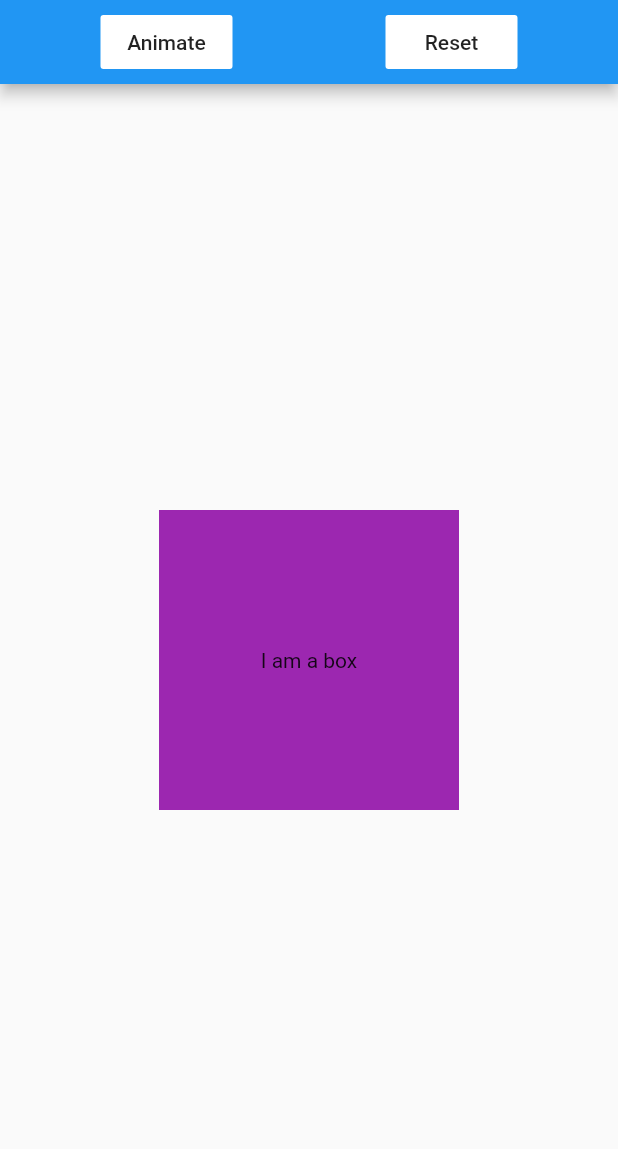
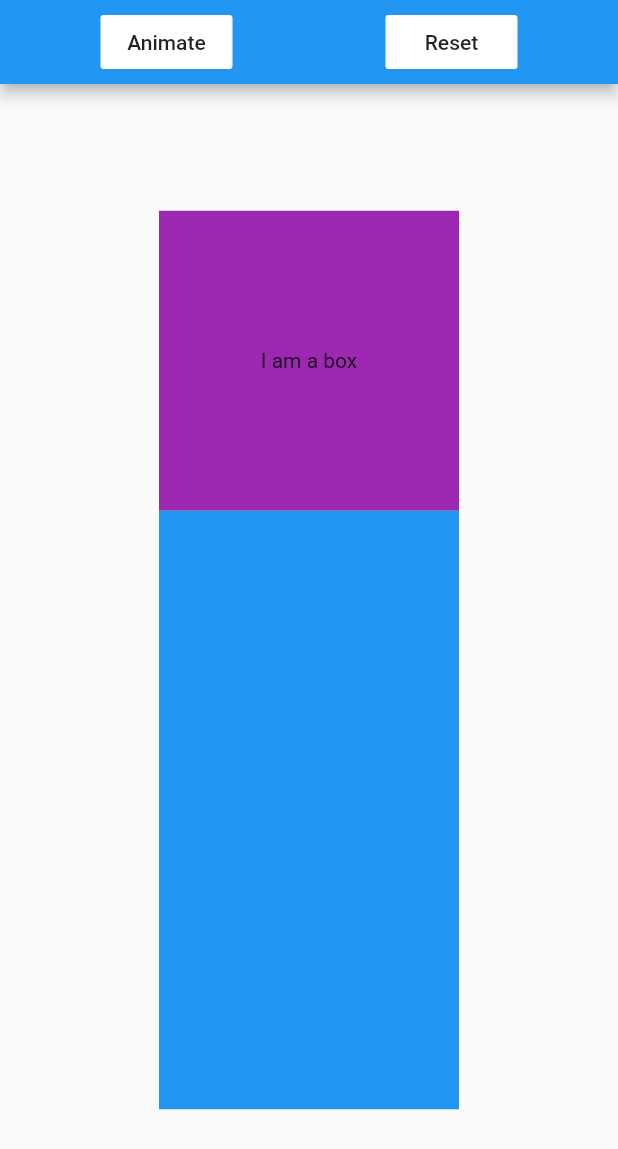
Before and after one commit to sharmashashi/basics, a Flutter app: the screen it shows after launch, on a phone screen of 412 x 824 dp. Shown: the top 1149 px of the screen. Run offline on Flutter 3.47's test engine with Material 2 defaults, Android fonts, the phone set to English and light mode, and no system bars.

Commit message:
orientationbuilder

```diff
--- a/lib/screens/home.dart
+++ b/lib/screens/home.dart
@@ -45,11 +45,39 @@ class _HomeState extends State<Home> {
           ],
         ),
       ),
-      body: Center(
-        child: Column(
+      body: OrientationBuilder(
+        builder: (context, orientation) => Center(
+          child: orientation == Orientation.portrait
+              ? Column(
                   mainAxisAlignment: MainAxisAlignment.center,
                   children: [
-            GestureDetector(
+                    _first(),
+                    _second(orientation)
+                    // GestureDetector(
+                    //   onTap: () {
+                    //     Navigator.push(context,
+                    //         MaterialPageRoute(builder: (context) => SecondPage()));
+                    //   },
+                    //   child: Hero(
+                    //     tag: "wifi",
+                    //                   child: Image.asset(
+                    //       "assets/wifi.png",
+                    //       height: 100,
+                    //     ),
+                    //   ),
+                    // )
+                  ],
+                )
+              : Row(
+                  children: [_first(), _second(orientation)],
+                ),
+        ),
+      ),
+    );
+  }
+
+  _first() {
+    return GestureDetector(
       onHorizontalDragEnd: (dragDetails) {
         print(dragDetails.primaryVelocity);
         print(dragDetails.velocity.pixelsPerSecond);
@@ -73,23 +101,14 @@ class _HomeState extends State<Home> {
         height: _height,
         width: _width,
       ),
-            ),
-            // GestureDetector(
-            //   onTap: () {
-            //     Navigator.push(context,
-            //         MaterialPageRoute(builder: (context) => SecondPage()));
-            //   },
-            //   child: Hero(
-            //     tag: "wifi",
-            //                   child: Image.asset(
-            //       "assets/wifi.png",
-            //       height: 100,
-            //     ),
-            //   ),
-            // )
-          ],
-        ),
-      ),
+    );
+  }
+
+  _second(Orientation orientation) {
+    return Container(
+      height: orientation == Orientation.portrait ? 399 : 200,
+      width: orientation == Orientation.portrait ? 200 : 399,
+      color: Colors.blue,
     );
   }
 
```
Lines whose indentation alone changed are shown as unchanged.
